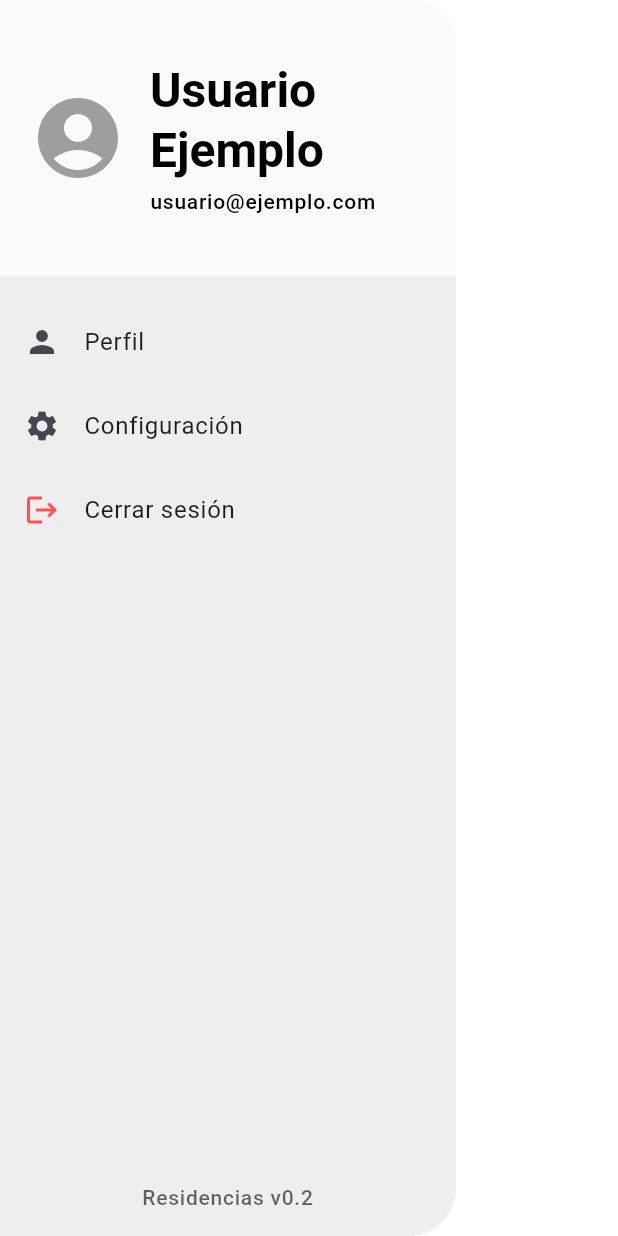
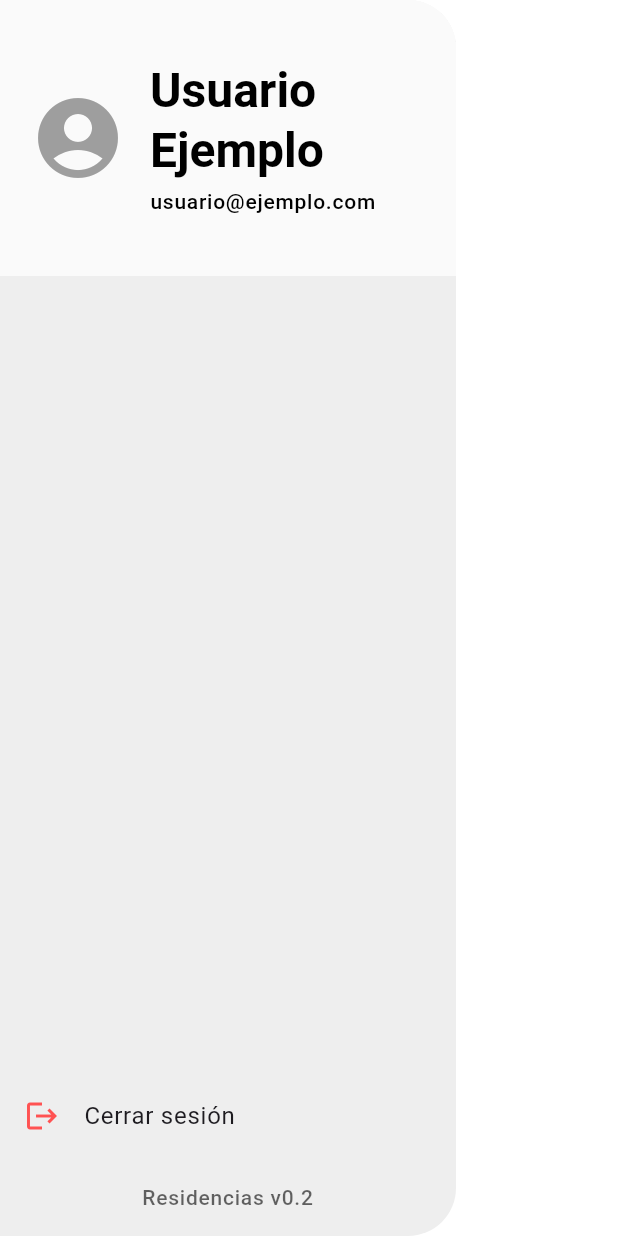
Before and after one commit to Bxnj1ta/Residencias, a Flutter app: the CustomDrawer widget shown alone on an empty page, opened directly, on a phone screen of 412 x 824 dp. Run offline on Flutter 3.47's test engine with Material 3 defaults, Android fonts, the phone set to English and light mode, and no system bars; our stand-ins replace flutter_dotenv, geolocator, shared_preferences; missing offline and left inert: mapbox_maps_flutter; accounts and stored records are empty; Roboto replaces fonts that are missing (Poppins).

Commit message:
Eliminar pantalla de perfil y menu de opciones

```diff
--- a/lib/routes/app_routes.dart
+++ b/lib/routes/app_routes.dart
@@ -9,7 +9,6 @@ class AppRoutes {
     'lista': (BuildContext context) => const DailyScreen(),
     'historial': (BuildContext context) => const HistorialScreen(),
     'mapa': (BuildContext context) => const MapaScreen(),
-    'perfil': (BuildContext context) => const PerfilScreen(),
     'detalle': (BuildContext context) => const DetalleScreen(),
   };
 
--- a/lib/screens/screens.dart
+++ b/lib/screens/screens.dart
@@ -3,7 +3,6 @@ export 'package:residencias/screens/login/login_screen.dart';
 export 'package:residencias/screens/daily/daily_screen.dart';
 export 'package:residencias/screens/historial/historial_screen.dart';
 export 'package:residencias/screens/mapa/mapa_screen.dart';
-export 'package:residencias/screens/perfil/perfil_screen.dart';
 export 'package:residencias/screens/home_screen.dart';
 export 'package:residencias/screens/detalle/detalle_screen.dart';
 export 'package:residencias/screens/login/login_screen2.dart';
--- a/lib/ui/custom_drawer.dart
+++ b/lib/ui/custom_drawer.dart
@@ -58,16 +58,7 @@ class _CustomDrawerState extends State<CustomDrawer> {
             ),
           ),
           const SizedBox(height: 16),
-          ListTile(
-            leading: Icon(Icons.person),
-            title: const Text('Perfil'),
-            onTap: () {},//() => Navigator.pushNamed(context, 'perfil')
-          ),
-          ListTile(
-            leading: Icon(Icons.settings),
-            title: const Text('Configuración'),
-            onTap: () {},
-          ),
+          const Spacer(),
           ListTile(
             leading: Icon(Icons.logout, color: Colors.redAccent),
             title: const Text('Cerrar sesión'),
@@ -78,7 +69,6 @@ class _CustomDrawerState extends State<CustomDrawer> {
               Navigator.pushNamedAndRemoveUntil(context, 'login', (route) => false); //limpia la navegación
             },
           ),
-          const Spacer(),
           Padding(
             padding: const EdgeInsets.all(16.0),
             child: Text(
```
Also changed, not shown: lib/screens/perfil/perfil_screen.dart (deleted, +0 -85 lines).
